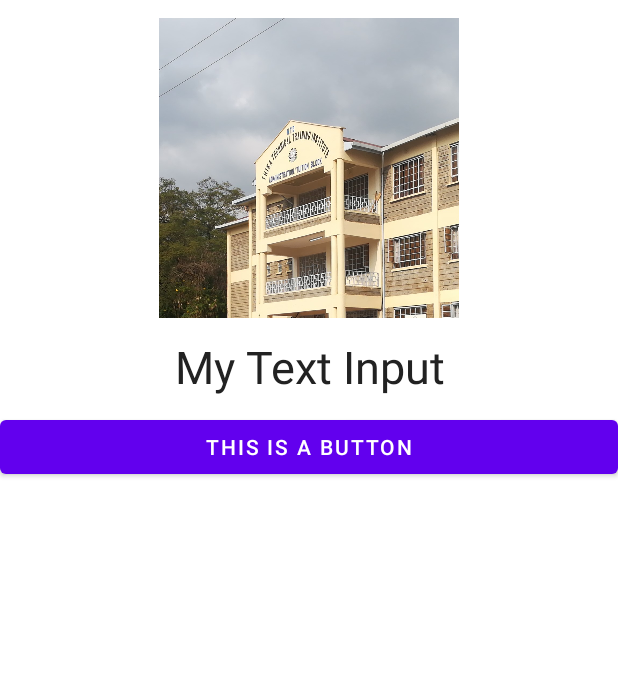
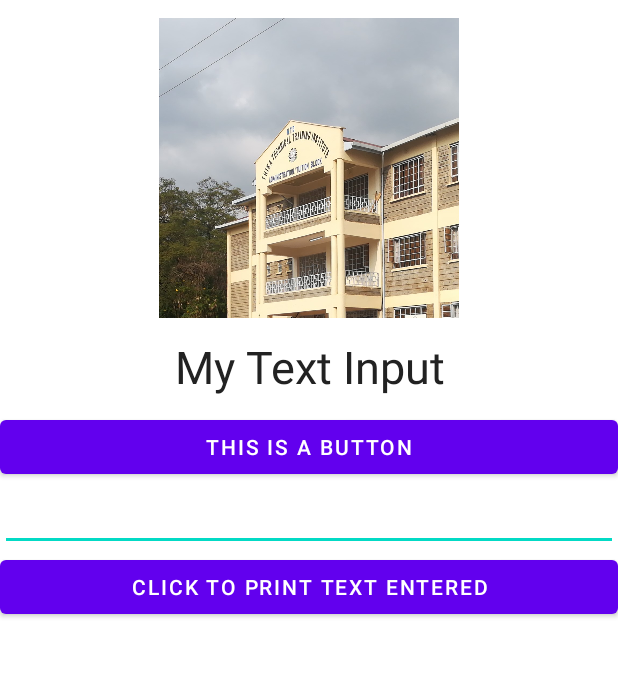
Before and after one commit to Google-TVET-Training-TTTI/TVETA, an Android app: the screen it shows after launch (MainActivity), on a phone screen of 412 x 824 dp, the part 145-822 px from its top. Run offline under Robolectric (Android 15) with nearby library versions, the phone set to English and light mode, and no system bars.

Commit message:
fix : addition of edittext and button
-addition of an edittext and button to output entered input

```diff
--- a/app/src/main/java/com/ttti/project_basic/MainActivity.kt
+++ b/app/src/main/java/com/ttti/project_basic/MainActivity.kt
@@ -3,6 +3,7 @@ package com.ttti.project_basic
 import androidx.appcompat.app.AppCompatActivity
 import android.os.Bundle
 import android.widget.Button
+import android.widget.EditText
 import android.widget.TextView
 import android.widget.Toast
 
@@ -30,5 +31,17 @@ class MainActivity : AppCompatActivity() {
 
         }
 
+
+
+        val  btnedit: Button = findViewById(R.id.mybuttonedit)
+        btnedit.setOnClickListener {
+
+            val  txtEdited: EditText = findViewById(R.id.edittext)
+            val myToastedt = Toast.makeText(this, txtEdited.text.toString(), Toast.LENGTH_SHORT)
+            myToastedt.show()
+
+        }
+
+
     }
 }
--- a/app/src/main/res/layout/activity_main.xml
+++ b/app/src/main/res/layout/activity_main.xml
@@ -35,6 +35,7 @@
             android:gravity="center_vertical"
             android:orientation="horizontal">
 
+
         <TextView
                 android:id="@+id/answer"
                 android:layout_width="0dp"
@@ -50,4 +51,14 @@
             android:layout_width="match_parent"
             android:layout_height="wrap_content"
             android:text="This is a Button" />
+
+    <EditText
+            android:id="@+id/edittext"
+            android:layout_height="wrap_content"
+            android:layout_width="match_parent"/>
+
+    <Button android:id="@+id/mybuttonedit"
+            android:layout_width="match_parent"
+            android:layout_height="wrap_content"
+            android:text="Click to print Text entered" />
 </LinearLayout>
```
